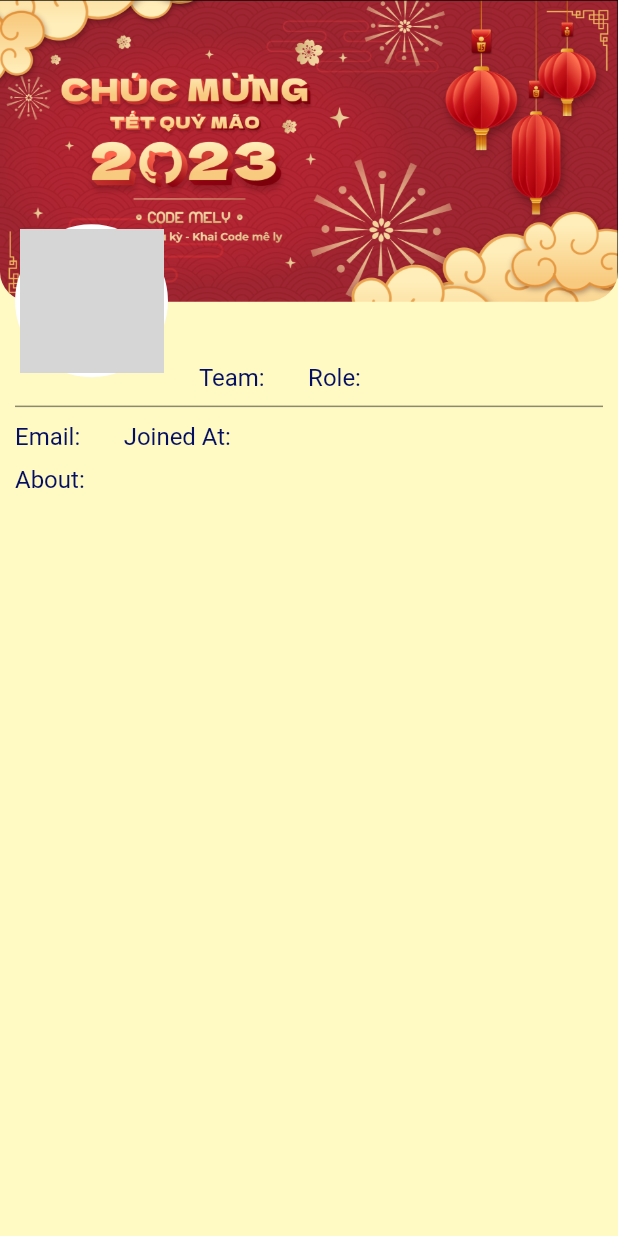
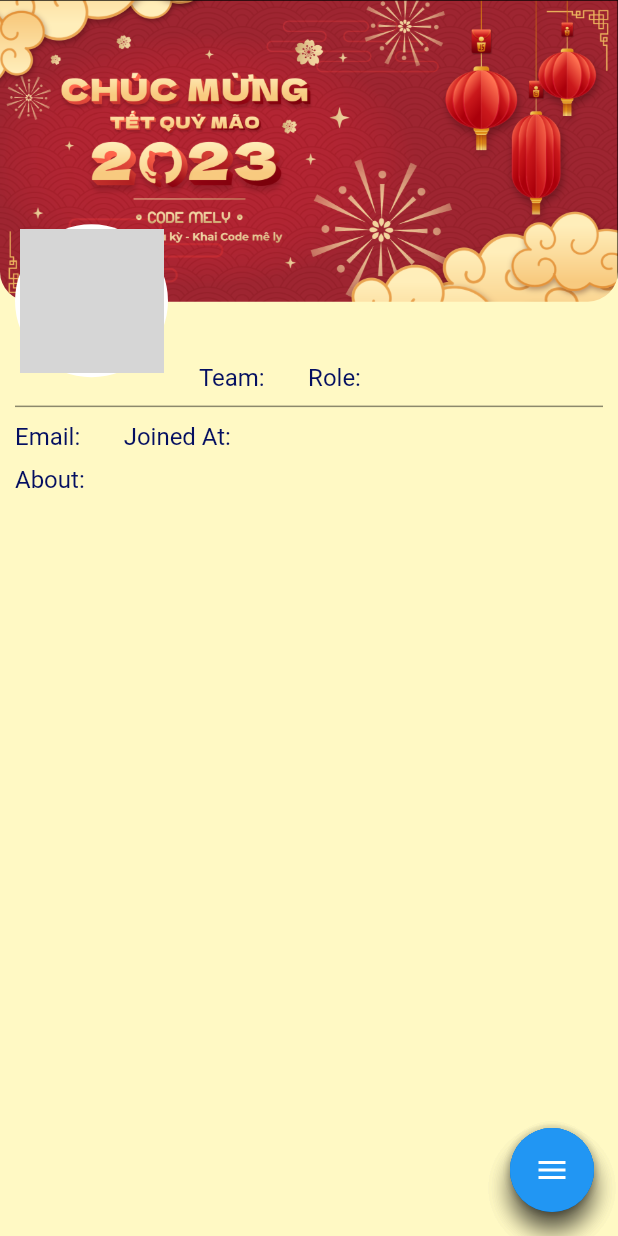
Before and after one commit to Tuanpluss02/Code-MeLy-Admin, a Flutter app: the UserView screen opened directly with empty values, on a phone screen of 412 x 824 dp. Run offline on Flutter 3.47's test engine with Material 2 defaults, Android fonts, the phone set to English and light mode, and no system bars; our stand-ins replace auto_size_text, cloud_firestore, firebase_auth, firebase_core, firebase_storage, get and 4 more; accounts and stored records are empty; network calls fail; Roboto replaces fonts that are missing (Livvic); grey boxes are pictures that could not be loaded.

Commit message:
add FAB to user detail

```diff
--- a/lib/main.dart
+++ b/lib/main.dart
@@ -1,13 +1,16 @@
 import 'package:firebase_core/firebase_core.dart';
 import 'package:flutter/material.dart';
 import 'package:get/get.dart';
-import 'package:mely_admin/pages/users/add_user.dart';
 import 'package:mely_admin/root.dart';
+
+import 'controllers/image_picker.dart';
+import 'controllers/loading_control.dart';
 
 Future<void> main() async {
   WidgetsFlutterBinding.ensureInitialized();
   await Firebase.initializeApp();
   Get.put(ImageController());
+  Get.put(LoadingControl());
   runApp(const MyApp());
 }
 
--- /dev/null
+++ b/lib/widgets/fab_custom.dart
@@ -0,0 +1,148 @@
+// ignore_for_file: prefer_final_fields
+
+import 'package:flutter/material.dart';
+
+class FancyFab extends StatefulWidget {
+  final Function() onPressed;
+  final String tooltip;
+  final Icon icon;
+
+  const FancyFab(
+      {super.key,
+      required this.onPressed,
+      required this.tooltip,
+      required this.icon});
+
+  @override
+  State<FancyFab> createState() => _FancyFabState();
+}
+
+class _FancyFabState extends State<FancyFab>
+    with SingleTickerProviderStateMixin {
+  bool isOpened = false;
+  late AnimationController _animationController;
+  late Animation<Color?> _buttonColor;
+  late Animation<double> _animateIcon;
+  late Animation<double> _translateButton;
+  Curve _curve = Curves.easeOut;
+  double _fabHeight = 56.0;
+
+  @override
+  initState() {
+    _animationController = AnimationController(
+        vsync: this, duration: const Duration(milliseconds: 500))
+      ..addListener(() {
+        setState(() {});
+      });
+    _animateIcon =
+        Tween<double>(begin: 0.0, end: 1.0).animate(_animationController);
+    _buttonColor = ColorTween(
+      begin: Colors.blue,
+      end: Colors.red,
+    ).animate(CurvedAnimation(
+      parent: _animationController,
+      curve: const Interval(
+        0.00,
+        1.00,
+        curve: Curves.linear,
+      ),
+    ));
+    _translateButton = Tween<double>(
+      begin: _fabHeight,
+      end: -14.0,
+    ).animate(CurvedAnimation(
+      parent: _animationController,
+      curve: Interval(
+        0.0,
+        0.75,
+        curve: _curve,
+      ),
+    ));
+    super.initState();
+  }
+
+  @override
+  dispose() {
+    _animationController.dispose();
+    super.dispose();
+  }
+
+  animate() {
+    if (!isOpened) {
+      _animationController.forward();
+    } else {
+      _animationController.reverse();
+    }
+    isOpened = !isOpened;
+  }
+
+  Widget add() {
+    return const FloatingActionButton(
+      onPressed: null,
+      tooltip: 'Add',
+      child: Icon(Icons.add),
+    );
+  }
+
+  Widget image() {
+    return const FloatingActionButton(
+      onPressed: null,
+      tooltip: 'Image',
+      child: Icon(Icons.image),
+    );
+  }
+
+  Widget inbox() {
+    return const FloatingActionButton(
+      onPressed: null,
+      tooltip: 'Inbox',
+      child: Icon(Icons.inbox),
+    );
+  }
+
+  Widget toggle() {
+    return FloatingActionButton(
+      backgroundColor: _buttonColor.value,
+      onPressed: animate,
+      tooltip: 'Toggle',
+      child: AnimatedIcon(
+        icon: AnimatedIcons.menu_close,
+        progress: _animateIcon,
+      ),
+    );
+  }
+
+  @override
+  Widget build(BuildContext context) {
+    return Column(
+      mainAxisAlignment: MainAxisAlignment.end,
+      children: <Widget>[
+        Transform(
+          transform: Matrix4.translationValues(
+            0.0,
+            _translateButton.value * 3.0,
+            0.0,
+          ),
+          child: add(),
+        ),
+        Transform(
+          transform: Matrix4.translationValues(
+            0.0,
+            _translateButton.value * 2.0,
+            0.0,
+          ),
+          child: image(),
+        ),
+        Transform(
+          transform: Matrix4.translationValues(
+            0.0,
+            _translateButton.value,
+            0.0,
+          ),
+          child: inbox(),
+        ),
+        toggle(),
+      ],
+    );
+  }
+}
--- a/lib/widgets/users/user_detail.dart
+++ b/lib/widgets/users/user_detail.dart
@@ -1,6 +1,9 @@
 import 'package:cloud_firestore/cloud_firestore.dart';
 import 'package:flutter/material.dart';
+import 'package:flutter/rendering.dart';
+import 'package:get/get.dart';
 import 'package:mely_admin/styles/app_styles.dart';
+import 'package:mely_admin/widgets/fab_custom.dart';
 
 class UserView extends StatefulWidget {
   final QueryDocumentSnapshot docs;
@@ -11,19 +14,35 @@
 }
 
 class _UserViewState extends State<UserView> {
+  late ScrollController _fabcontroller;
+  late RxBool _isFabVisible;
+  @override
+  void initState() {
+    super.initState();
+    _fabcontroller = ScrollController();
+    _isFabVisible = true.obs;
+    _fabcontroller.addListener(() {
+      if (_fabcontroller.position.userScrollDirection ==
+          ScrollDirection.forward) {
+        // _isFabVisible.value = !_isFabVisible.value ? true : false;
+        if (_isFabVisible.value == false) _isFabVisible.value = true;
+      } else if (_fabcontroller.position.userScrollDirection ==
+          ScrollDirection.reverse) {
+        // _isFabVisible.value = _isFabVisible.value ? false : true;
+        if (_isFabVisible.value == true) _isFabVisible.value = false;
+      }
+    });
+  }
+
   @override
   Widget build(BuildContext context) {
     // Size size = Get.size;
     Size size = MediaQuery.of(context).size;
     return SafeArea(
       child: Scaffold(
-        // backgroundColor: (widget.docs['role'] == 'Founder' ||
-        //         widget.docs['role'] == 'Co-Founder' ||
-        //         widget.docs['role'] == 'Leader')
-        //     ? AppStyle.adminColor
-        //     : AppStyle.memberColor,
         backgroundColor: Colors.yellow.shade100,
         body: SingleChildScrollView(
+          controller: _fabcontroller,
           child: Stack(children: [
             ClipRRect(
               borderRadius: const BorderRadius.only(
@@ -139,6 +158,16 @@
             ),
           ]),
         ),
+        floatingActionButton: Obx(
+          () => AnimatedOpacity(
+              duration: const Duration(milliseconds: 200),
+              opacity: _isFabVisible.value ? 1 : 0,
+              child: FancyFab(
+                onPressed: () {},
+                tooltip: 'Edit',
+                icon: const Icon(Icons.arrow_back),
+              )),
+        ),
       ),
     );
   }
```
Also changed, not shown: lib/controllers/image_picker.dart (added, +19 -0 lines), lib/controllers/loading_control.dart (added, +7 -0 lines), lib/pages/users/add_user.dart (+32 -102 lines), lib/services/auth.dart (+77 -3 lines).
